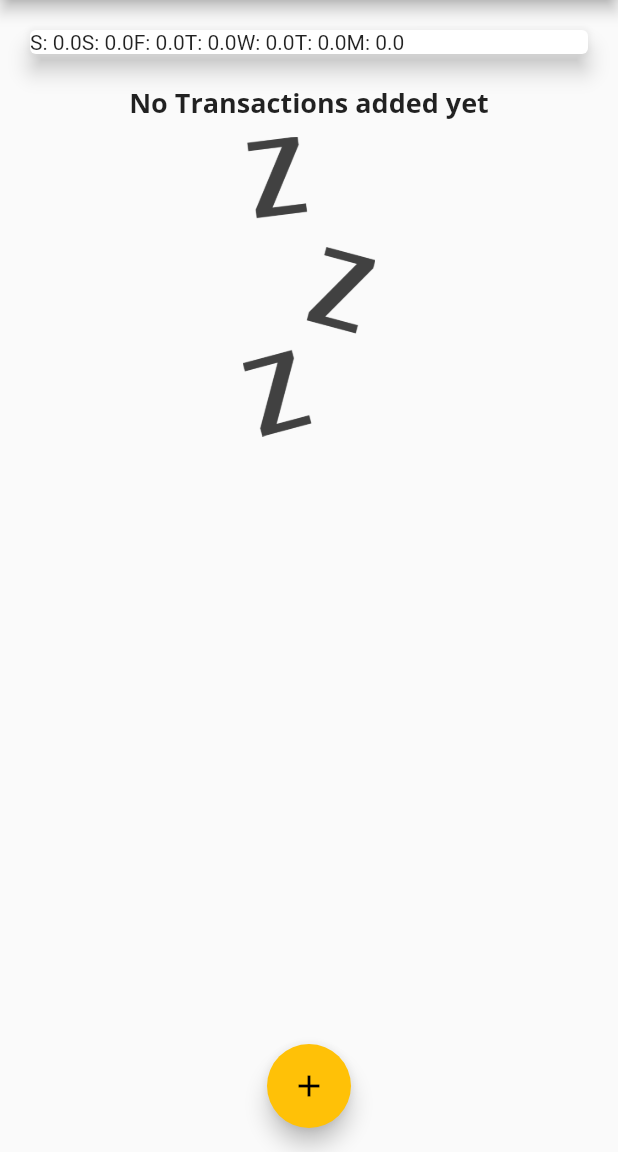
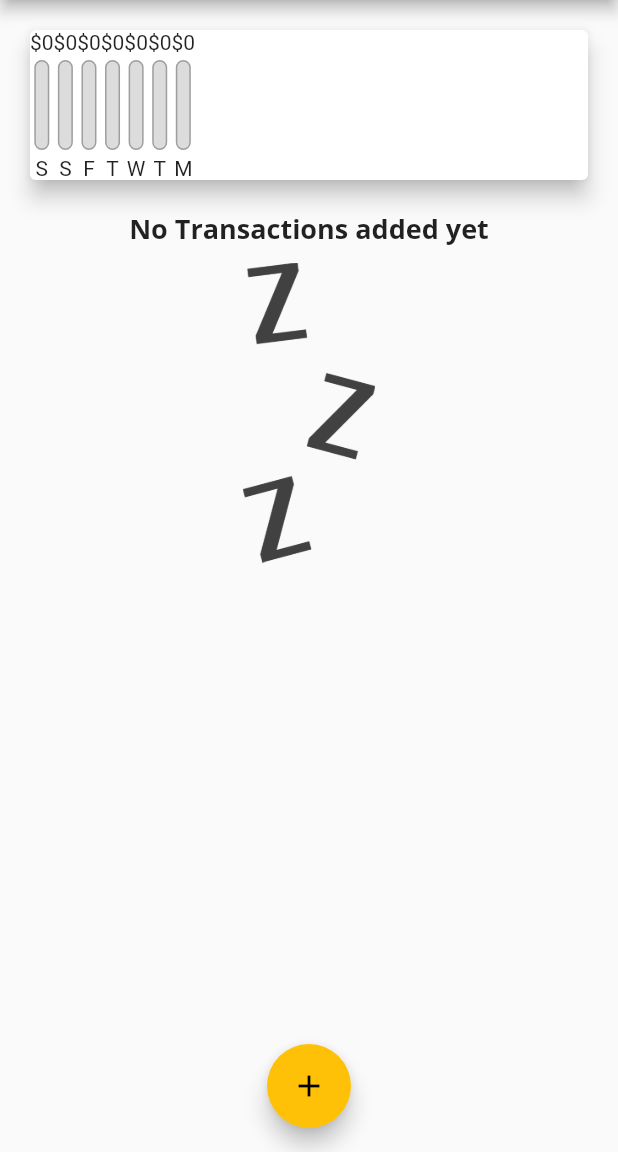
Before and after one commit to Giimhana-Dissanayake/expenses_app, a Flutter app: the screen it shows after launch, on a phone screen of 412 x 824 dp, the part 84-1236 px from its top. Run offline on Flutter 3.47's test engine with Material 2 defaults, Android fonts, the phone set to English and light mode, and no system bars.

Commit message:
103.populating the chart with values

```diff
--- a/lib/widgets/chart.dart
+++ b/lib/widgets/chart.dart
@@ -1,4 +1,5 @@
 import 'package:expenses_app/models/transaction.dart';
+import '/widgets/chart_bar.dart';
 import 'package:flutter/material.dart';
 import 'package:intl/intl.dart';
 
@@ -37,6 +38,13 @@ class Chart extends StatelessWidget {
     );
   }
 
+  double get totalSpending {
+    return groupedTransactionValues.fold(0.0, (sum, item) {
+      double amount = item['amount'] as double;
+      return sum + amount;
+    });
+  }
+
   @override
   Widget build(BuildContext context) {
     print(groupedTransactionValues);
@@ -46,7 +54,8 @@ class Chart extends StatelessWidget {
       child: Row(
         children: groupedTransactionValues.map(
           (data) {
-            return Text('${data['day']}: ${data['amount']}');
+            return ChartBar(data['day'] as String, data['amount'] as double,
+                (data['amount'] as double) / totalSpending);
           },
         ).toList(),
       ),
```
